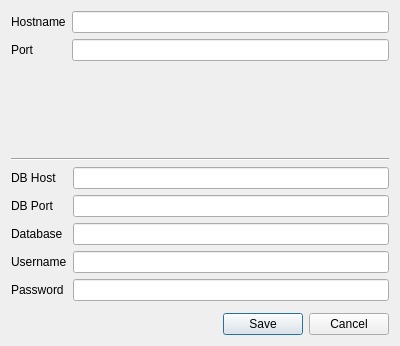
This is serversettings.ui in nicobucher/TMInspector as Qt 5 draws it before an edit. The edited form follows.
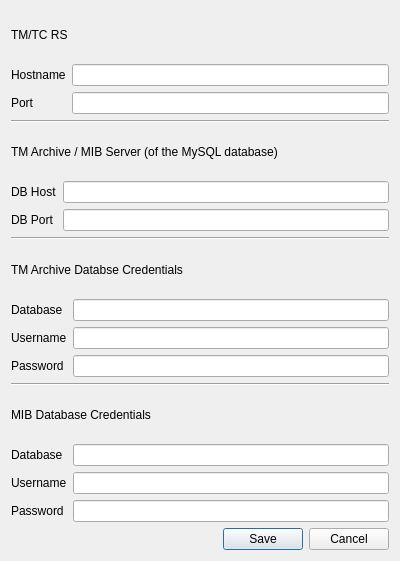
This is the edited form.

```diff
--- a/serversettings.ui
+++ b/serversettings.ui
@@ -7,13 +7,20 @@
     <x>0</x>
     <y>0</y>
     <width>400</width>
-    <height>346</height>
+    <height>561</height>
    </rect>
   </property>
   <property name="windowTitle">
    <string>Server Settings</string>
   </property>
   <layout class="QVBoxLayout" name="verticalLayout_3">
+   <item>
+    <widget class="QLabel" name="label_10">
+     <property name="text">
+      <string>TM/TC RS</string>
+     </property>
+    </widget>
+   </item>
    <item>
     <layout class="QHBoxLayout" name="horizontalLayout">
      <item>
@@ -49,6 +56,13 @@
      </property>
     </widget>
    </item>
+   <item>
+    <widget class="QLabel" name="label_11">
+     <property name="text">
+      <string>TM Archive / MIB Server (of the MySQL database)</string>
+     </property>
+    </widget>
+   </item>
    <item>
     <layout class="QHBoxLayout" name="horizontalLayout_2">
      <item>
@@ -63,36 +77,6 @@
        <item row="0" column="1">
         <widget class="QLineEdit" name="server"/>
        </item>
-       <item row="2" column="0">
-        <widget class="QLabel" name="label_4">
-         <property name="text">
-          <string>Database</string>
-         </property>
-        </widget>
-       </item>
-       <item row="2" column="1">
-        <widget class="QLineEdit" name="db"/>
-       </item>
-       <item row="3" column="0">
-        <widget class="QLabel" name="label_5">
-         <property name="text">
-          <string>Username</string>
-         </property>
-        </widget>
-       </item>
-       <item row="3" column="1">
-        <widget class="QLineEdit" name="user"/>
-       </item>
-       <item row="4" column="0">
-        <widget class="QLabel" name="label_6">
-         <property name="text">
-          <string>Password</string>
-         </property>
-        </widget>
-       </item>
-       <item row="4" column="1">
-        <widget class="QLineEdit" name="pw"/>
-       </item>
        <item row="1" column="0">
         <widget class="QLabel" name="portLabel">
          <property name="text">
@@ -107,6 +91,110 @@
      </item>
     </layout>
    </item>
+   <item>
+    <widget class="Line" name="line_2">
+     <property name="orientation">
+      <enum>Qt::Horizontal</enum>
+     </property>
+    </widget>
+   </item>
+   <item>
+    <widget class="QLabel" name="label_12">
+     <property name="text">
+      <string>TM Archive Databse Credentials</string>
+     </property>
+    </widget>
+   </item>
+   <item>
+    <layout class="QHBoxLayout" name="horizontalLayout_3">
+     <item>
+      <layout class="QFormLayout" name="formLayout_3">
+       <item row="2" column="1">
+        <widget class="QLineEdit" name="pw"/>
+       </item>
+       <item row="2" column="0">
+        <widget class="QLabel" name="label_6">
+         <property name="text">
+          <string>Password</string>
+         </property>
+        </widget>
+       </item>
+       <item row="1" column="1">
+        <widget class="QLineEdit" name="user"/>
+       </item>
+       <item row="1" column="0">
+        <widget class="QLabel" name="label_5">
+         <property name="text">
+          <string>Username</string>
+         </property>
+        </widget>
+       </item>
+       <item row="0" column="1">
+        <widget class="QLineEdit" name="db"/>
+       </item>
+       <item row="0" column="0">
+        <widget class="QLabel" name="label_4">
+         <property name="text">
+          <string>Database</string>
+         </property>
+        </widget>
+       </item>
+      </layout>
+     </item>
+    </layout>
+   </item>
+   <item>
+    <widget class="Line" name="line_3">
+     <property name="orientation">
+      <enum>Qt::Horizontal</enum>
+     </property>
+    </widget>
+   </item>
+   <item>
+    <widget class="QLabel" name="label_13">
+     <property name="text">
+      <string>MIB Database Credentials</string>
+     </property>
+    </widget>
+   </item>
+   <item>
+    <layout class="QHBoxLayout" name="horizontalLayout_6">
+     <item>
+      <layout class="QFormLayout" name="formLayout_5">
+       <item row="3" column="1">
+        <widget class="QLineEdit" name="mib_pw"/>
+       </item>
+       <item row="3" column="0">
+        <widget class="QLabel" name="label_7">
+         <property name="text">
+          <string>Password</string>
+         </property>
+        </widget>
+       </item>
+       <item row="2" column="0">
+        <widget class="QLabel" name="label_8">
+         <property name="text">
+          <string>Username</string>
+         </property>
+        </widget>
+       </item>
+       <item row="2" column="1">
+        <widget class="QLineEdit" name="mib_user"/>
+       </item>
+       <item row="1" column="0">
+        <widget class="QLabel" name="label_9">
+         <property name="text">
+          <string>Database</string>
+         </property>
+        </widget>
+       </item>
+       <item row="1" column="1">
+        <widget class="QLineEdit" name="mib_db"/>
+       </item>
+      </layout>
+     </item>
+    </layout>
+   </item>
    <item>
     <widget class="QDialogButtonBox" name="buttonBox">
      <property name="orientation">
```
